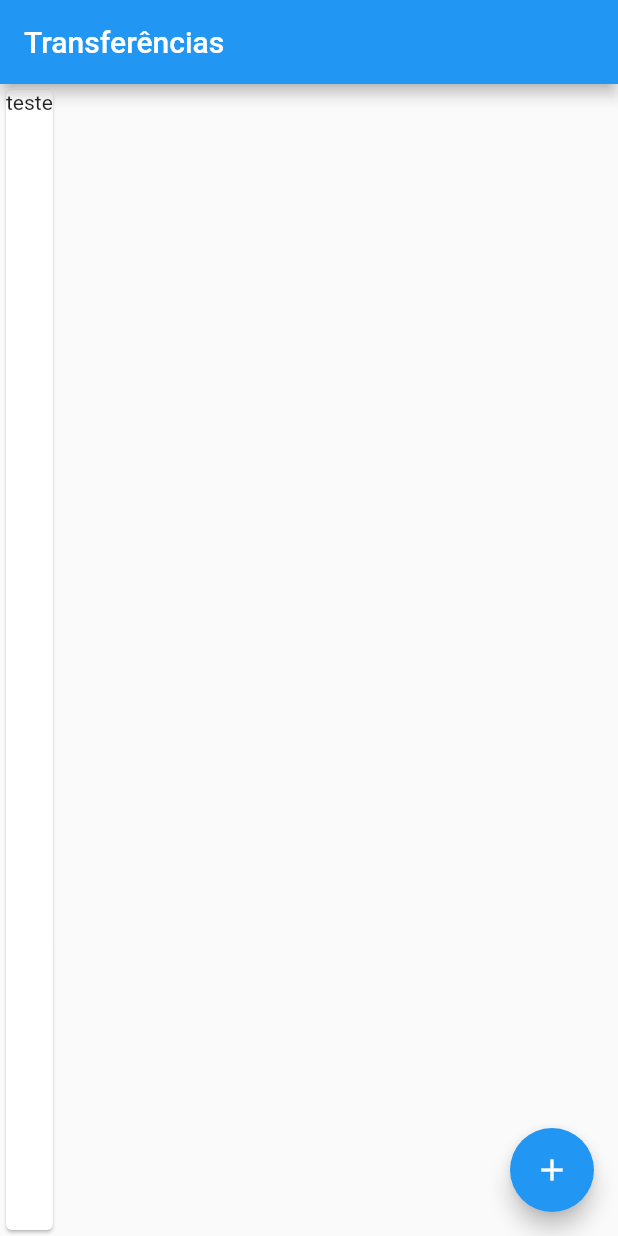
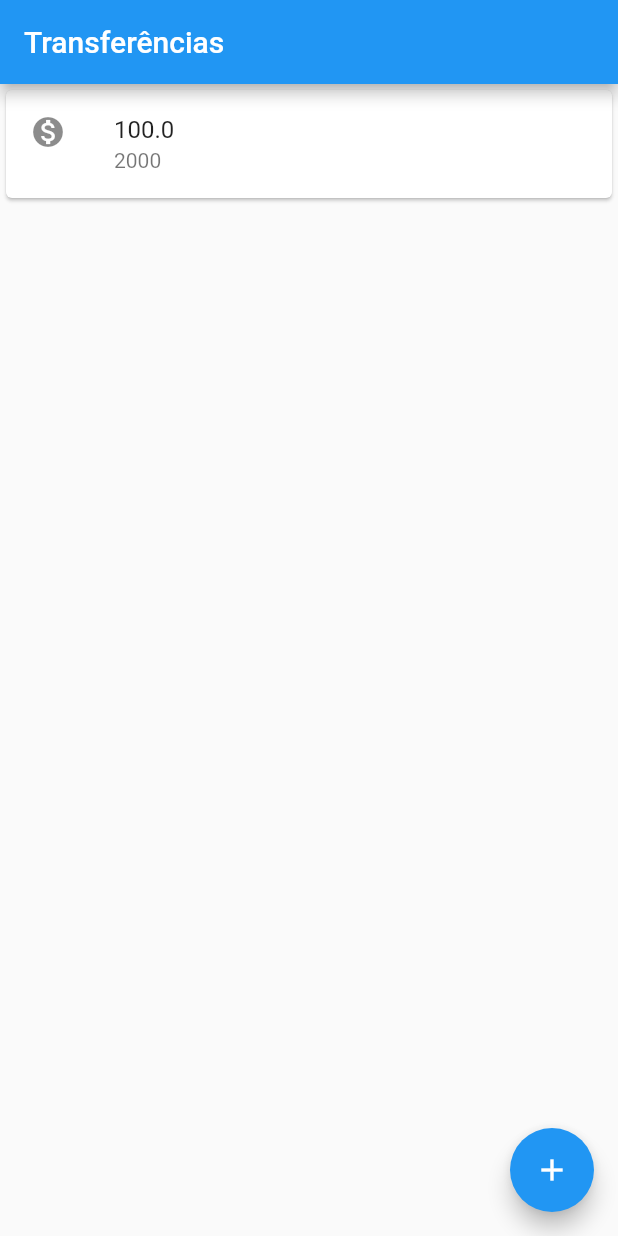
Before and after one commit to fernando-martens/bytebank, a Flutter app: the screen it shows after launch, on a phone screen of 412 x 824 dp. Run offline on Flutter 3.47's test engine with Material 2 defaults, Android fonts, the phone set to English and light mode, and no system bars.

Commit message:
✨ Fundamentos de Flutter: Crie o seu primeiro App: Aula 2

```diff
--- a/lib/main.dart
+++ b/lib/main.dart
@@ -2,13 +2,7 @@ import 'package:flutter/material.dart';
 
 void main() => runApp(MaterialApp(
       home: Scaffold(
-        body: Card(
-          child: Column(
-            children: [
-              Text('teste'),
-            ],
-          ),
-        ),
+        body: ListaTranferencias(),
         appBar: AppBar(
           title: Text('Transferências'),
         ),
@@ -18,3 +12,38 @@ void main() => runApp(MaterialApp(
         ),
       ),
     ));
+
+class ListaTranferencias extends StatelessWidget {
+  @override
+  Widget build(BuildContext context) {
+    return Column(
+      children: [
+        ItemTranferencia(Transferencia(100.00, 2000)),
+      ],
+    );
+  }
+}
+
+class ItemTranferencia extends StatelessWidget {
+  final Transferencia _transferencia;
+
+  ItemTranferencia(this._transferencia);
+
+  @override
+  Widget build(BuildContext context) {
+    return Card(
+      child: ListTile(
+        leading: Icon(Icons.monetization_on),
+        title: Text(_transferencia.valor.toString()),
+        subtitle: Text(_transferencia.conta.toString()),
+      ),
+    );
+  }
+}
+
+class Transferencia {
+  final double valor;
+  final int conta;
+
+  Transferencia(this.valor, this.conta);
+}
```
